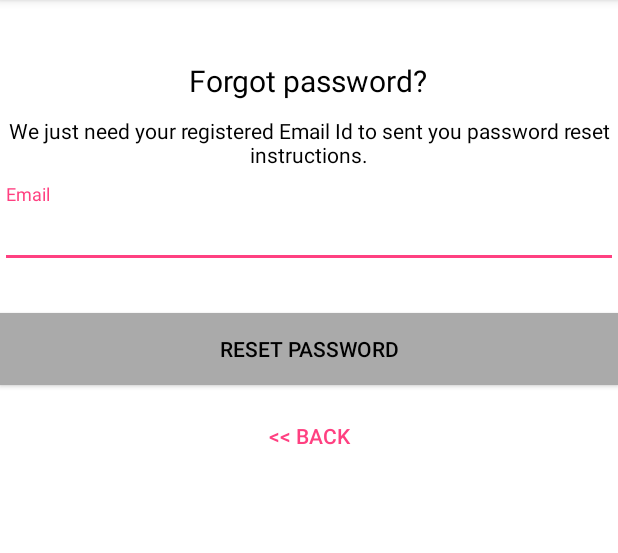
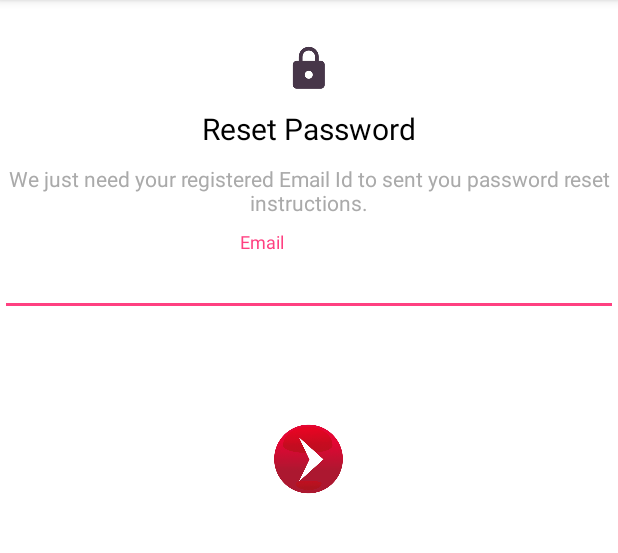
Before and after one commit to tinuthomson/HospitalManagement, an Android app: the ResetPasswordActivity screen opened directly, with no data from a screen before it, on a phone screen of 412 x 824 dp, the part 84-637 px from its top. Run offline under Robolectric (Android 15) with nearby library versions, the phone set to English and light mode, and no system bars; our stand-ins replace Firebase (no records; nobody signed in at launch, a user with empty details on screens opened directly).

```diff
--- a/app/src/main/java/com/zibbix/hospital/hospitalmanagement/ResetPasswordActivity.java
+++ b/app/src/main/java/com/zibbix/hospital/hospitalmanagement/ResetPasswordActivity.java
@@ -5,6 +5,7 @@ package com.zibbix.hospital.hospitalmanagement;
  *
  */
 
+import android.net.ConnectivityManager;
 import android.os.Bundle;
 import android.support.annotation.NonNull;
 import android.support.v7.app.AppCompatActivity;
@@ -13,6 +14,7 @@ import android.view.MenuItem;
 import android.view.View;
 import android.widget.Button;
 import android.widget.EditText;
+import android.widget.ImageView;
 import android.widget.ProgressBar;
 import android.widget.Toast;
 
@@ -21,45 +23,72 @@ import com.google.android.gms.tasks.Task;
 import com.google.firebase.auth.FirebaseAuth;
 
 public class ResetPasswordActivity extends AppCompatActivity {
-
     private EditText inputEmail;
-    private Button btnReset, btnBack;
     private FirebaseAuth auth;
     private ProgressBar progressBar;
-
     @Override
     protected void onCreate(Bundle savedInstanceState) {
         super.onCreate(savedInstanceState);
         setContentView(R.layout.activity_reset_password);
+        isInternetOn();
         android.support.v7.app.ActionBar actionBar = getSupportActionBar();
         assert actionBar != null;
         actionBar.setHomeButtonEnabled(true);
         actionBar.setDisplayHomeAsUpEnabled(true);
         inputEmail = (EditText) findViewById(R.id.email);
-        btnReset = (Button) findViewById(R.id.btn_reset_password);
-        btnBack = (Button) findViewById(R.id.btn_back);
         progressBar = (ProgressBar) findViewById(R.id.progressBar);
 
         auth = FirebaseAuth.getInstance();
+    }
+    @Override
+    public boolean onOptionsItemSelected(MenuItem item) {
+        switch (item.getItemId()) {
+            case android.R.id.home:
+                //Write your logic here
+                this.finish();
+                return true;
+            default:
+                return super.onOptionsItemSelected(item);
+        }
+    }
+    public final boolean isInternetOn() {
 
-        btnBack.setOnClickListener(new View.OnClickListener() {
-            @Override
-            public void onClick(View v) {
-                finish();
+        // get Connectivity Manager object to check connection
+        ConnectivityManager connec =
+                (ConnectivityManager) getSystemService(getBaseContext().CONNECTIVITY_SERVICE);
+
+        // Check for network connections
+        if (connec.getNetworkInfo(0).getState() == android.net.NetworkInfo.State.CONNECTING) {
+
+            // if connected with internet
+
+            return true;
+
+        } else if (connec.getNetworkInfo(0).getState() == android.net.NetworkInfo.State.CONNECTED || connec.getNetworkInfo(1).getState() == android.net.NetworkInfo.State.CONNECTING || connec.getNetworkInfo(1).getState() == android.net.NetworkInfo.State.CONNECTED) {
+
+            // if connected with internet
+
+            return true;
+
+        } else {
+            if (
+                    connec.getNetworkInfo(0).getState() == android.net.NetworkInfo.State.DISCONNECTED ||
+                            connec.getNetworkInfo(1).getState() == android.net.NetworkInfo.State.DISCONNECTED) {
+
+                Toast.makeText(this, "Internet Connection is required!", Toast.LENGTH_LONG).show();
+                return false;
             }
-        });
-
-        btnReset.setOnClickListener(new View.OnClickListener() {
-            @Override
-            public void onClick(View v) {
-
+        }
+        return false;
+    }
+    public void btnreset(View view)
+    {
         String email = inputEmail.getText().toString().trim();
 
         if (TextUtils.isEmpty(email)) {
             Toast.makeText(getApplication(), "Enter your registered email id", Toast.LENGTH_SHORT).show();
             return;
         }
-
         progressBar.setVisibility(View.VISIBLE);
         auth.sendPasswordResetEmail(email)
                 .addOnCompleteListener(new OnCompleteListener<Void>() {
@@ -75,18 +104,7 @@ public class ResetPasswordActivity extends AppCompatActivity {
                     }
                 });
     }
-        });
-    }
-    @Override
-    public boolean onOptionsItemSelected(MenuItem item) {
-        switch (item.getItemId()) {
-            case android.R.id.home:
-                //Write your logic here
-                this.finish();
-                return true;
-            default:
-                return super.onOptionsItemSelected(item);
-        }
-    }
+
+
 
 }
--- a/app/src/main/res/drawable/user_profile_image_background.xml
+++ b/app/src/main/res/drawable/user_profile_image_background.xml
@@ -2,10 +2,10 @@
 <shape xmlns:android="http://schemas.android.com/apk/res/android"
     android:shape="rectangle">
     <corners android:radius="1000dp" />
-    <solid android:color="#5fb0c9" />
+    <solid android:color="#eae5e0" />
     <stroke
         android:width="5dip"
-        android:color="#3da8c9" />
+        android:color="#eae5e0" />
     <padding
         android:bottom="4dp"
         android:left="4dp"
--- a/app/src/main/res/layout/activity_reset_password.xml
+++ b/app/src/main/res/layout/activity_reset_password.xml
@@ -14,15 +14,24 @@
         android:layout_height="wrap_content"
         android:layout_marginTop="30dp"
         android:gravity="center"
-        android:orientation="vertical">
+        android:orientation="vertical"
+        android:id="@+id/linearLayout2">
 
+
+        <ImageView
+            android:id="@+id/imageView3"
+            android:layout_width="match_parent"
+            android:layout_height="wrap_content"
+            android:layout_alignParentTop="true"
+            android:layout_centerHorizontal="true"
+            app:srcCompat="@drawable/lock" />
 
         <TextView
             android:layout_width="wrap_content"
             android:layout_height="wrap_content"
             android:layout_gravity="center_horizontal"
             android:padding="10dp"
-            android:text="@string/lbl_forgot_password"
+            android:text="@string/btn_reset_password"
             android:textColor="@android:color/black"
             android:textSize="20dp" />
 
@@ -32,7 +41,7 @@
             android:layout_marginBottom="10dp"
             android:gravity="center_horizontal"
             android:text="@string/forgot_password_msg"
-            android:textColor="@android:color/black"
+            android:textColor="@android:color/darker_gray"
             android:textSize="14dp" />
 
 
@@ -51,27 +60,10 @@
                 android:layout_weight="1"
                 android:hint="@string/hint_email"
                 android:inputType="textEmailAddress"
-                android:textColor="@android:color/white"
-                android:textColorHint="@android:color/white" />
+                android:paddingLeft="160dp"
+                android:textColor="@android:color/black"
+                android:textColorHint="@android:color/holo_red_light" />
         </android.support.design.widget.TextInputLayout>
-
-        <Button
-            android:id="@+id/btn_reset_password"
-            android:layout_width="fill_parent"
-            android:layout_height="wrap_content"
-            android:layout_marginTop="20dip"
-            android:background="@android:color/darker_gray"
-            android:text="@string/btn_reset_password"
-            android:textColor="@android:color/black" />
-
-        <Button
-            android:id="@+id/btn_back"
-            android:layout_width="wrap_content"
-            android:layout_height="wrap_content"
-            android:layout_marginTop="10dp"
-            android:background="@null"
-            android:text="@string/btn_back"
-            android:textColor="@color/colorAccent" />
 
     </LinearLayout>
 
@@ -81,5 +73,17 @@
         android:layout_height="30dp"
         android:layout_gravity="center|bottom"
         android:layout_marginBottom="20dp"
+        android:onClick="sendok"
         android:visibility="gone" />
+
+    <ImageView
+        android:id="@+id/imgbutton"
+        android:layout_width="50dp"
+        android:layout_height="100dp"
+        android:layout_below="@+id/linearLayout2"
+        android:layout_centerHorizontal="true"
+        android:layout_marginTop="35dp"
+        android:onClick="btnreset"
+        app:srcCompat="@drawable/iv" />
+
 </RelativeLayout>
--- a/app/src/main/res/values/strings.xml
+++ b/app/src/main/res/values/strings.xml
@@ -3,16 +3,12 @@
     <string name="next">NEXT</string>
     <string name="skip">SKIP</string>
     <string name="start">GOT IT</string>
-
     <string name="slide_1_title">Welcome!</string>
     <string name="slide_1_desc">The easiest way to take appointment from hospital!</string>
-
     <string name="slide_2_title">RealTime Notification</string>
     <string name="slide_2_desc">Notifications based on the booking!</string>
-
     <string name="slide_3_title">Cashless Payment</string>
     <string name="slide_3_desc">We offer hassle free payment!</string>
-
     <string name="slide_4_title">Simple UI</string>
     <string name="slide_4_desc">UI is enhanced for productivity</string>
 
```
Also changed, not shown: app/src/main/res/layout/activity_main3.xml (+9 -5 lines), app/src/main/res/layout/login_new.xml (+5 -3 lines), app/src/main/res/drawable-xhdpi/iv.png (added). Lines whose indentation alone changed are shown as unchanged.
